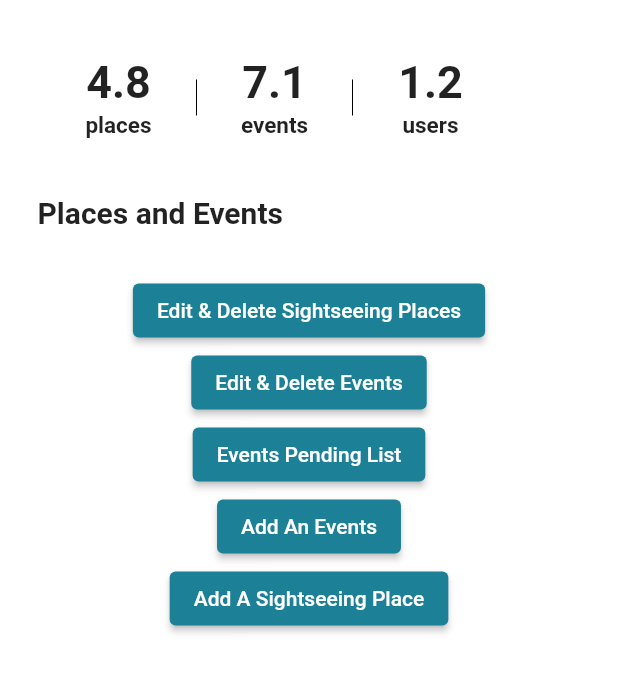
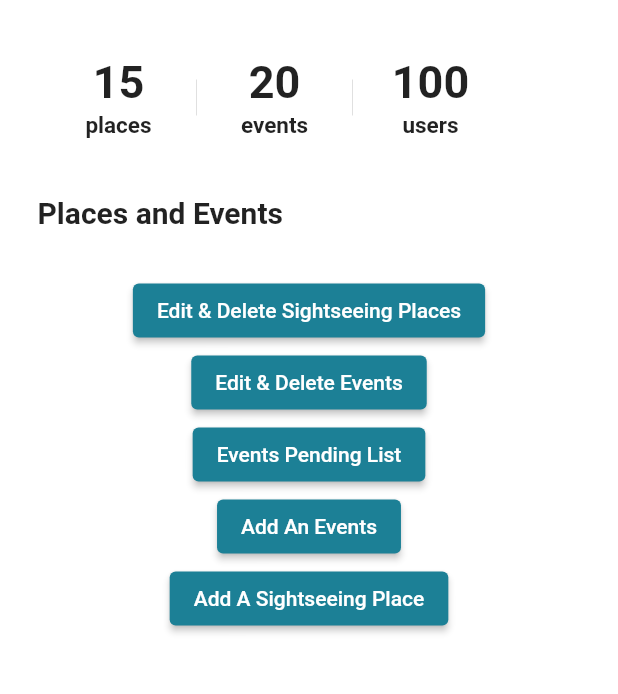
Before and after one commit to nathaliesameh26/DiscoverEgypt, a Flutter app: the AdminPanel screen opened by its route, on a phone screen of 412 x 824 dp, the part 351-1045 px from its top. Run offline on Flutter 3.47's test engine with Material 2 defaults, Android fonts, the phone set to English and light mode, and no system bars; our stand-ins replace cloud_firestore, csc_picker, file_picker, firebase_analytics, firebase_auth, firebase_core and 8 more; missing offline and left inert: binder; accounts and stored records are empty.

Commit message:
update number widget

```diff
--- a/mobileapplication/lib/widget/NumbersWidget.dart
+++ b/mobileapplication/lib/widget/NumbersWidget.dart
@@ -8,18 +8,18 @@ class NumbersWidget extends StatelessWidget {
           child: Row(
         mainAxisAlignment: MainAxisAlignment.center,
         children: <Widget>[
-          buildButton(context, '4.8', 'places'),
+          buildButton(context, '15', 'places'),
           buildDivider(),
-          buildButton(context, '7.1', 'events'),
+          buildButton(context, '20', 'events'),
           buildDivider(),
-          buildButton(context, '1.2', 'users')
+          buildButton(context, '100', 'users')
         ],
       ));
   Widget buildDivider() => Container(
         height: 24,
         child: VerticalDivider(
-          color: Colors.black,
-        ),
+            //  color: Colors.black,
+            ),
       );
 
   Widget buildButton(BuildContext context, String value, String text) =>
```
